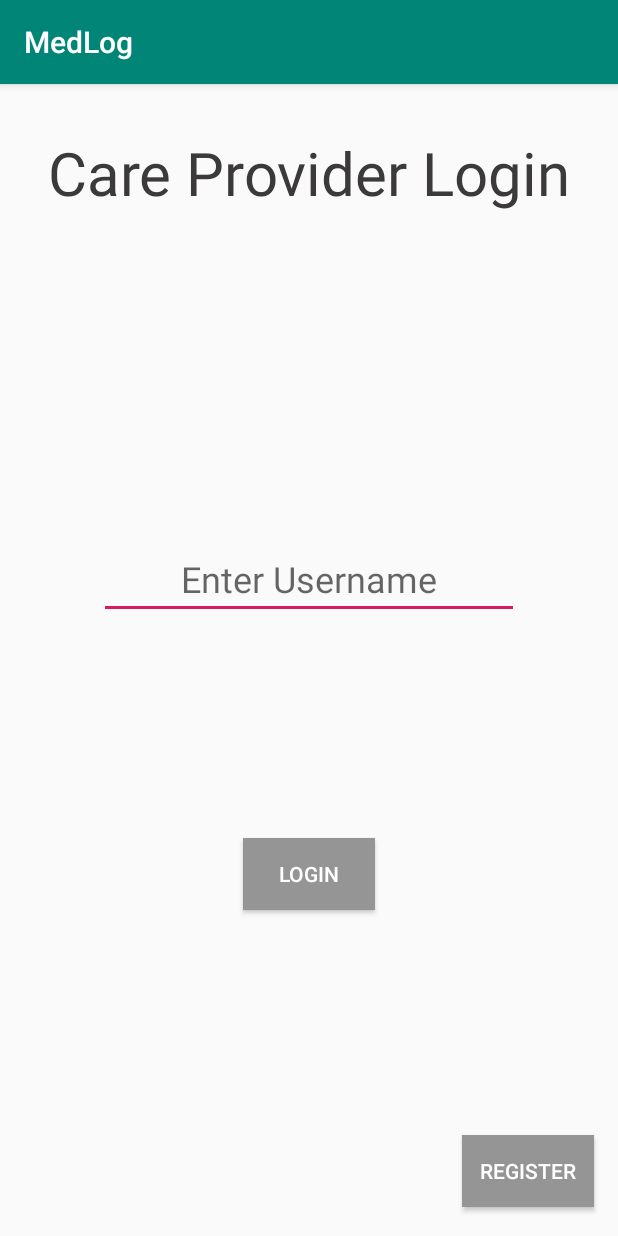
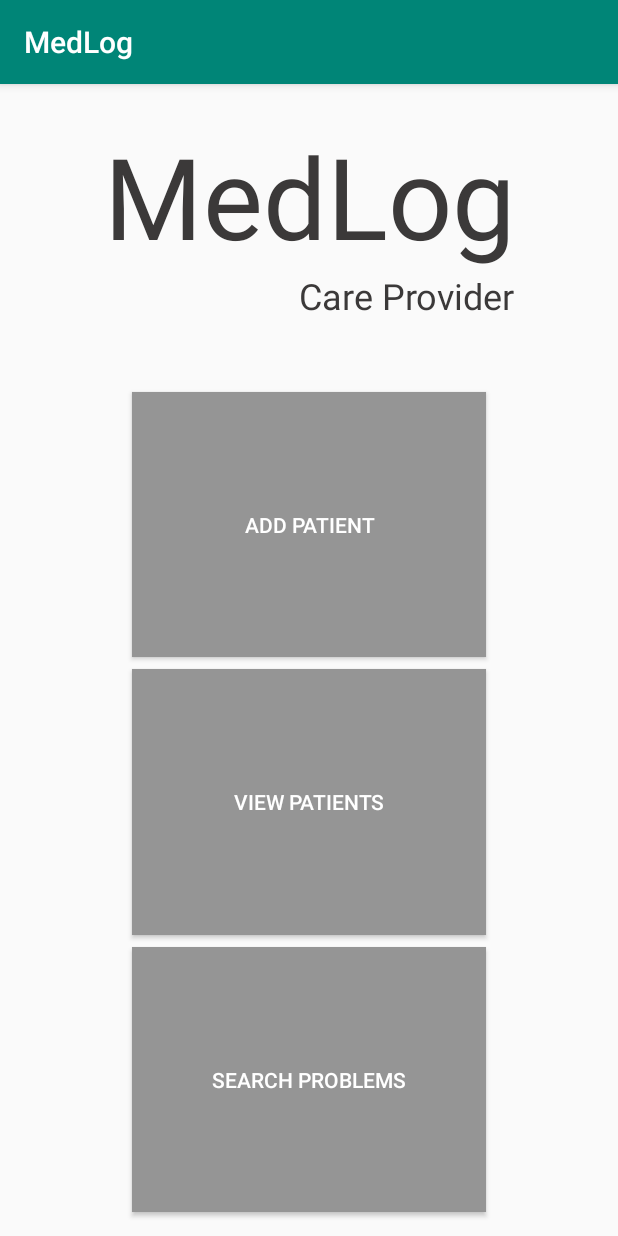
Before and after one commit to CMPUT301F18T17/MedLog, an Android app: the ProviderLoginActivity screen opened directly, with no data from a screen before it, after a tap on "LOGIN", on a phone screen of 412 x 824 dp. Run offline under Robolectric (Android 15) with nearby library versions, the phone set to English and light mode, and no system bars.

Commit message:
Added barebones main menu screens for patients and providers

```diff
--- a/app/src/main/AndroidManifest.xml
+++ b/app/src/main/AndroidManifest.xml
@@ -36,6 +36,8 @@
                 android:name="android.support.PARENT_ACTIVITY"
                 android:value=".activity.ProviderLoginActivity" />
         </activity>
+        <activity android:name=".activity.PatientMenuActivity" />
+        <activity android:name=".activity.ProviderMenuActivity"></activity>
     </application>
 
 </manifest>
--- a/app/src/main/java/cs/ualberta/ca/medlog/activity/PatientLoginActivity.java
+++ b/app/src/main/java/cs/ualberta/ca/medlog/activity/PatientLoginActivity.java
@@ -17,12 +17,12 @@ import cs.ualberta.ca.medlog.R;
  * <p>
  *     Issues: <br>
  *         Connection to a Patient controller is required to validate their username.
- *         Transfer to a Patient Main Menu must be added.
  * </p>
  *
  * @author Tyler Gobran
  * @version 0.1
  * @see StartScreenActivity
+ * @see PatientMenuActivity
  * @see PatientSignUpActivity
  */
 public class PatientLoginActivity extends AppCompatActivity {
@@ -50,7 +50,8 @@ public class PatientLoginActivity extends AppCompatActivity {
     private void attemptPatientLogin() {
         //TODO Connect to a Patient controller to check if the Patient exists
 
-        //TODO Add transfer to Patient Main Menu Activity
+        Intent intent = new Intent(this, PatientMenuActivity.class);
+        startActivity(intent);
     }
 
     private void openPatientSignUp() {
--- a/app/src/main/java/cs/ualberta/ca/medlog/activity/PatientSignUpActivity.java
+++ b/app/src/main/java/cs/ualberta/ca/medlog/activity/PatientSignUpActivity.java
@@ -1,5 +1,6 @@
 package cs.ualberta.ca.medlog.activity;
 
+import android.content.Intent;
 import android.support.v7.app.AppCompatActivity;
 import android.os.Bundle;
 import android.view.View;
@@ -17,12 +18,12 @@ import cs.ualberta.ca.medlog.R;
  * <p>
  *     Issues: <br>
  *         Connection to a Patient controller is required to validate the username isn't used.
- *         Transfer to a Patient Main Menu must be added.
  * </p>
  *
  * @author Tyler Gobran
  * @version 0.1
  * @see PatientLoginActivity
+ * @see PatientMenuActivity
  */
 public class PatientSignUpActivity extends AppCompatActivity {
 
@@ -42,6 +43,7 @@ public class PatientSignUpActivity extends AppCompatActivity {
     private void attemptPatientSignUp() {
         //TODO Connect to a Patient controller to check if the Patient already exists
 
-        //TODO Add transfer to Patient Main Menu Activity
+        Intent intent = new Intent(this, PatientMenuActivity.class);
+        startActivity(intent);
     }
 }
--- a/app/src/main/java/cs/ualberta/ca/medlog/activity/ProviderLoginActivity.java
+++ b/app/src/main/java/cs/ualberta/ca/medlog/activity/ProviderLoginActivity.java
@@ -17,12 +17,12 @@ import cs.ualberta.ca.medlog.R;
  * <p>
  *     Issues: <br>
  *         Connection to a Care Provider controller is required to validate their username.
- *         Transfer to a Care Provider Main Menu must be added.
  * </p>
  *
  * @author Tyler Gobran
  * @version 0.1
  * @see StartScreenActivity
+ * @see ProviderMenuActivity
  * @see ProviderRegistrationActivity
  */
 public class ProviderLoginActivity extends AppCompatActivity {
@@ -50,7 +50,8 @@ public class ProviderLoginActivity extends AppCompatActivity {
     private void attemptProviderLogin() {
         //TODO Connect to a Care Provider controller to check if the Provider exists
 
-        //TODO Add transfer to Care Provider Main Menu Activity
+        Intent intent = new Intent(this, ProviderMenuActivity.class);
+        startActivity(intent);
     }
 
     private void openProviderRegistration() {
--- /dev/null
+++ b/app/src/main/java/cs/ualberta/ca/medlog/activity/ProviderMenuActivity.java
@@ -0,0 +1,74 @@
+package cs.ualberta.ca.medlog.activity;
+
+import android.support.v7.app.AppCompatActivity;
+import android.os.Bundle;
+import android.view.View;
+import android.widget.Button;
+
+import cs.ualberta.ca.medlog.R;
+
+/**
+ * <p>
+ *     Description: <br>
+ *         The Activity for the Care Provider main menu screen, this presents the gui for the
+ *         Provider to proceed to screens to add a patient, view their patients or search their
+ *         patients problems.
+ *         Additionally there is an options menu from which the user can logout.
+ * </p>
+ * <p>
+ *     Issues: <br>
+ *         Transfer to a Care Provider Add Patient must be added.
+ *         Transfer to a Care Provider View Patients must be added.
+ *         Transfer to a Care Provider Search Problems must be added.
+ *         Options menu must be added.
+ * </p>
+ *
+ * @author Tyler Gobran
+ * @version 0.1
+ * @see StartScreenActivity
+ * @see ProviderLoginActivity
+ * @see ProviderRegistrationActivity
+ */
+public class ProviderMenuActivity extends AppCompatActivity {
+
+    @Override
+    protected void onCreate(Bundle savedInstanceState) {
+        super.onCreate(savedInstanceState);
+        setContentView(R.layout.activity_provider_menu);
+        Button addPatientButton = findViewById(R.id.activityProviderMenu_AddPatientButton);
+        Button viewPatientsButton = findViewById(R.id.activityProviderMenu_ViewPatientsButton);
+        Button searchProblemsButton = findViewById(R.id.activityProviderMenu_SearchProblemsButton);
+        addPatientButton.setOnClickListener(new View.OnClickListener() {
+            @Override
+            public void onClick(View v) {
+                openProviderAddPatient();
+            }
+        });
+        viewPatientsButton.setOnClickListener(new View.OnClickListener() {
+            @Override
+            public void onClick(View v) {
+                openProviderViewPatients();
+            }
+        });
+        searchProblemsButton.setOnClickListener(new View.OnClickListener() {
+            @Override
+            public void onClick(View v) {
+                openProviderSearchProblems();
+            }
+        });
+
+        //TODO Add code for Care Provider options menu
+    }
+
+    private void openProviderAddPatient() {
+        //TODO Add transfer to Care Provider Add Patient Activity
+    }
+
+    private void openProviderViewPatients() {
+        //TODO Add transfer to Care Provider View Patients Activity
+    }
+
+    private void openProviderSearchProblems() {
+        //TODO Add transfer to Care Provider Search Problems Activity
+    }
+}
--- a/app/src/main/java/cs/ualberta/ca/medlog/activity/ProviderRegistrationActivity.java
+++ b/app/src/main/java/cs/ualberta/ca/medlog/activity/ProviderRegistrationActivity.java
@@ -1,5 +1,6 @@
 package cs.ualberta.ca.medlog.activity;
 
+import android.content.Intent;
 import android.support.v7.app.AppCompatActivity;
 import android.os.Bundle;
 import android.view.View;
@@ -16,12 +17,12 @@ import cs.ualberta.ca.medlog.R;
  * <p>
  *     Issues: <br>
  *         Connection to a Care Provider controller is required to validate the username isn't used.
- *         Transfer to a Care Provider Main Menu must be added.
  * </p>
  *
  * @author Tyler Gobran
  * @version 0.1
  * @see ProviderLoginActivity
+ * @see ProviderMenuActivity
  */
 public class ProviderRegistrationActivity extends AppCompatActivity {
 
@@ -41,6 +42,7 @@ public class ProviderRegistrationActivity extends AppCompatActivity {
     private void attemptProviderRegistration() {
         //TODO Connect to a Care Provider controller to check if the Provider already exists
 
-        //TODO Add transfer to Care Provider Main Menu Activity
+        Intent intent = new Intent(this, ProviderMenuActivity.class);
+        startActivity(intent);
     }
 }
--- /dev/null
+++ b/app/src/main/res/layout/activity_provider_menu.xml
@@ -0,0 +1,92 @@
+<?xml version="1.0" encoding="utf-8"?>
+<android.support.constraint.ConstraintLayout xmlns:android="http://schemas.android.com/apk/res/android"
+    xmlns:app="http://schemas.android.com/apk/res-auto"
+    xmlns:tools="http://schemas.android.com/tools"
+    android:id="@+id/activityProviderMenu.Base"
+    android:layout_width="match_parent"
+    android:layout_height="match_parent"
+    tools:context=".activity.ProviderMenuActivity">
+
+    <TextView
+        android:id="@+id/activityProviderMenu.AppNameView"
+        android:layout_width="wrap_content"
+        android:layout_height="wrap_content"
+        android:layout_marginStart="8dp"
+        android:layout_marginTop="24dp"
+        android:layout_marginEnd="8dp"
+        android:fontFamily="sans-serif"
+        android:gravity="center"
+        android:text="@string/app_name"
+        android:textAlignment="center"
+        android:textColor="@color/app_boldTextColour"
+        android:textSize="75sp"
+        app:layout_constraintEnd_toEndOf="parent"
+        app:layout_constraintStart_toStartOf="parent"
+        app:layout_constraintTop_toTopOf="parent" />
+
+    <TextView
+        android:id="@+id/activityProviderMenu.ProviderView"
+        android:layout_width="wrap_content"
+        android:layout_height="wrap_content"
+        android:layout_marginStart="32dp"
+        android:layout_marginEnd="8dp"
+        android:fontFamily="sans-serif"
+        android:gravity="center"
+        android:text="@string/activityProviderMenu.ProviderText"
+        android:textAlignment="center"
+        android:textColor="@color/app_boldTextColour"
+        android:textSize="24sp"
+        app:layout_constraintEnd_toEndOf="parent"
+        app:layout_constraintHorizontal_bias="0.731"
+        app:layout_constraintStart_toStartOf="parent"
+        app:layout_constraintTop_toBottomOf="@+id/activityProviderMenu.AppNameView" />
+
+    <Button
+        android:id="@+id/activityProviderMenu.AddPatientButton"
+        style="@style/Widget.AppCompat.Button.Colored"
+        android:layout_width="0dp"
+        android:layout_height="0dp"
+        android:layout_marginStart="88dp"
+        android:layout_marginTop="48dp"
+        android:layout_marginEnd="88dp"
+        android:layout_marginBottom="8dp"
+        android:background="@color/app_buttonColour"
+        android:text="@string/activityProviderMenu.AddPatientButton"
+        app:layout_constraintBottom_toTopOf="@+id/activityProviderMenu.ViewPatientsButton"
+        app:layout_constraintEnd_toEndOf="parent"
+        app:layout_constraintHorizontal_bias="0.5"
+        app:layout_constraintStart_toStartOf="parent"
+        app:layout_constraintTop_toBottomOf="@+id/activityProviderMenu.ProviderView" />
+
+    <Button
+        android:id="@+id/activityProviderMenu.ViewPatientsButton"
+        style="@style/Widget.AppCompat.Button.Colored"
+        android:layout_width="0dp"
+        android:layout_height="0dp"
+        android:layout_marginStart="88dp"
+        android:layout_marginEnd="88dp"
+        android:background="@color/app_buttonColour"
+        android:text="@string/activityProviderMenu.ViewPatientsButton"
+        app:layout_constraintBottom_toTopOf="@+id/activityProviderMenu.SearchProblemsButton"
+        app:layout_constraintEnd_toEndOf="parent"
+        app:layout_constraintHorizontal_bias="0.5"
+        app:layout_constraintStart_toStartOf="parent"
+        app:layout_constraintTop_toBottomOf="@+id/activityProviderMenu.AddPatientButton" />
+
+    <Button
+        android:id="@+id/activityProviderMenu.SearchProblemsButton"
+        style="@style/Widget.AppCompat.Button.Colored"
+        android:layout_width="0dp"
+        android:layout_height="0dp"
+        android:layout_marginStart="88dp"
+        android:layout_marginTop="8dp"
+        android:layout_marginEnd="88dp"
+        android:layout_marginBottom="16dp"
+        android:background="@color/app_buttonColour"
+        android:text="@string/activityProviderMenu.SearchProblemsButton"
+        app:layout_constraintBottom_toBottomOf="parent"
+        app:layout_constraintEnd_toEndOf="parent"
+        app:layout_constraintHorizontal_bias="0.5"
+        app:layout_constraintStart_toStartOf="parent"
+        app:layout_constraintTop_toBottomOf="@+id/activityProviderMenu.ViewPatientsButton" />
+</android.support.constraint.ConstraintLayout>
--- a/app/src/main/res/values/strings.xml
+++ b/app/src/main/res/values/strings.xml
@@ -19,4 +19,12 @@
     <string name="activityProviderRegistration.TitleText">Care Provider Registration</string>
     <string name="activityProviderRegistration.UsernameEditHint">Enter a Username</string>
     <string name="activityProviderRegistration.CompleteButton">Complete</string>
+    <string name="activityPatientMenu.PatientText">Patient</string>
+    <string name="activityPatientMenu.AddProblemButton">Add Problem</string>
+    <string name="activityPatientMenu.ViewProblemsButton">View Problems</string>
+    <string name="activityPatientMenu.SearchProblemsButton">Search Problems</string>
+    <string name="activityProviderMenu.SearchProblemsButton">Search Problems</string>
+    <string name="activityProviderMenu.ViewPatientsButton">View Patients</string>
+    <string name="activityProviderMenu.AddPatientButton">Add Patient</string>
+    <string name="activityProviderMenu.ProviderText">Care Provider</string>
 </resources>
```
Also changed, not shown: app/src/main/java/cs/ualberta/ca/medlog/activity/PatientMenuActivity.java (added, +79 -0 lines), app/src/main/res/layout/activity_patient_menu.xml (added, +93 -0 lines).
